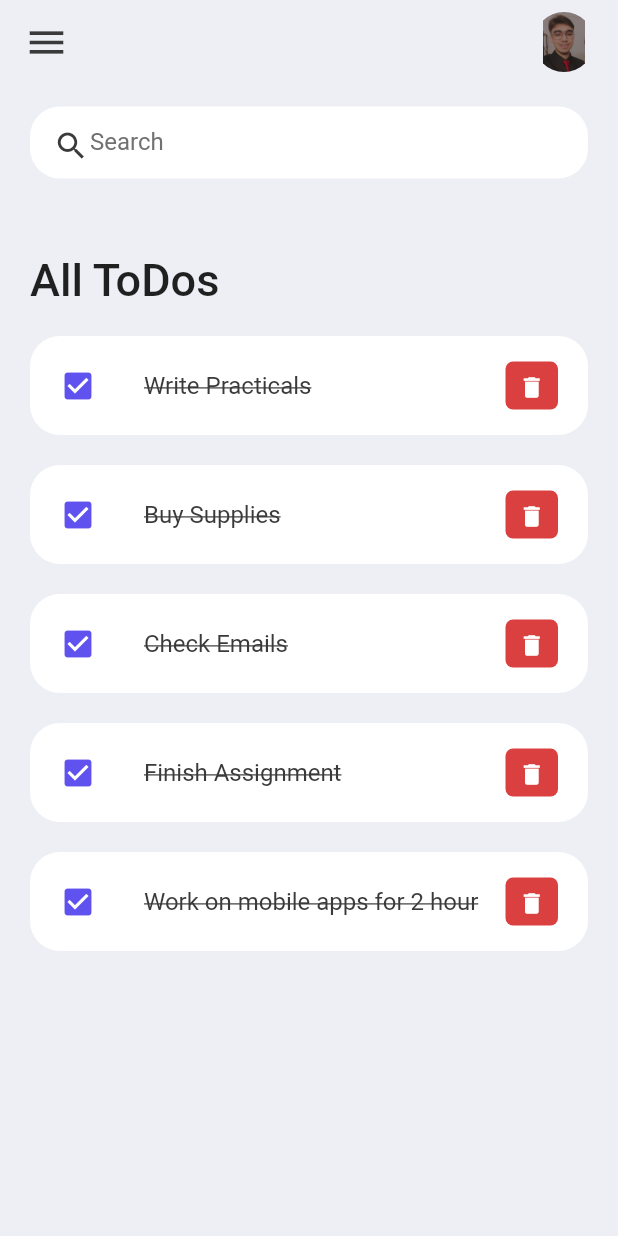
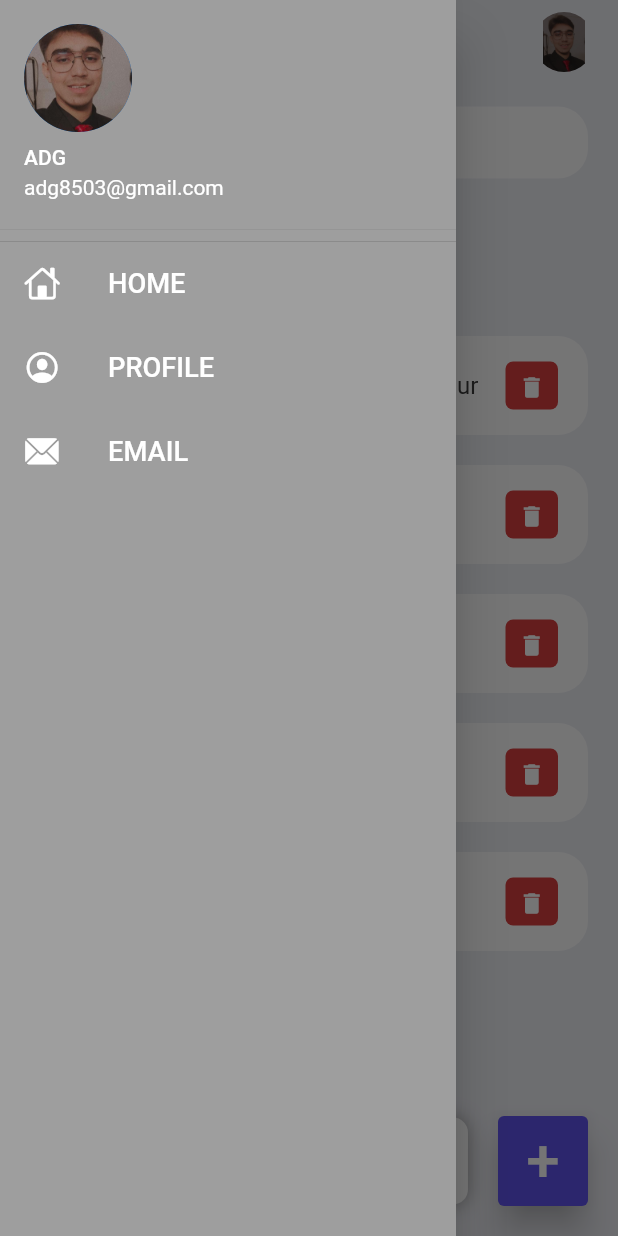
Before and after one commit to git-ADG/ToDo-List, a Flutter app: the screen it shows after launch, with the side drawer open (before the commit the screen has no drawer), on a phone screen of 412 x 824 dp. Run offline on Flutter 3.47's test engine with Material 2 defaults, Android fonts, the phone set to English and light mode, and no system bars.

Commit message:
all features functional

```diff
--- a/lib/model/todo.dart
+++ b/lib/model/todo.dart
@@ -11,8 +11,8 @@ class ToDo {
 
   static List<ToDo> todoList() {
     return [
-      ToDo(id: '01', todoText: 'Write Practicals', isDone: true ),
-      ToDo(id: '02', todoText: 'Buy Supplies', isDone: true ),
+      ToDo(id: '01', todoText: 'Write Practicals', ),
+      ToDo(id: '02', todoText: 'Buy Supplies',  ),
       ToDo(id: '03', todoText: 'Check Emails', ),
       ToDo(id: '04', todoText: 'Finish Assignment', ),
       ToDo(id: '05', todoText: 'Work on mobile apps for 2 hour', ),
--- a/lib/screens/home.dart
+++ b/lib/screens/home.dart
@@ -1,19 +1,36 @@
+import 'package:flutter/cupertino.dart';
 import 'package:flutter/material.dart';
 import 'package:todo_list/constants/colors.dart';
 import 'package:todo_list/model/todo.dart';
 import 'package:todo_list/widgets/todo_item.dart';
 
-class Home extends StatelessWidget {
+class Home extends StatefulWidget {
    Home({Key? key}) : super(key: key);
 
+  @override
+  State<Home> createState() => _HomeState();
+}
+
+class _HomeState extends State<Home> {
   final todoslist= ToDo.todoList();
+  List<ToDo> _foundToDo=[];
+  final _todoController=TextEditingController();
+
+  @override
+  void initState() {
+    _foundToDo=todoslist;
+    super.initState();
+  }
 
   @override
   Widget build(BuildContext context) {
     return Scaffold(
+      drawer: buildDrawer(),
       backgroundColor: tdBGColor,
       appBar: buildAppBar(),
-      body: Container(
+      body: Stack(
+        children: [
+          Container(
             padding: EdgeInsets.symmetric(horizontal: 20,vertical: 15),
             child: Column(
               children: [
@@ -25,15 +42,152 @@ class Home extends StatelessWidget {
                         margin: EdgeInsets.only(top: 50,bottom: 20),
                         child: Text('All ToDos',style: TextStyle(fontSize: 30,fontWeight: FontWeight.w500),),
                       ),
-                  for(ToDo todo in todoslist)
-                    ToDoItem(toDo: todo,),
+                      for(ToDo todo in _foundToDo.reversed)
+                        ToDoItem(toDo: todo,
+                        onToDoChanged: _handleToDoChange,
+                        onDeleteItem: _deleteToDoItem,),
                     ],
                   ),
                 )
               ],
             ),
           ),
+          Align(
+            alignment: Alignment.bottomCenter,
+            child: Row(
+              children: [
+                Expanded(child: Container(margin: EdgeInsets.only(bottom: 20,left: 20,right: 20),
+                padding: EdgeInsets.symmetric(horizontal: 20,vertical: 5),
+                decoration: BoxDecoration(
+                  color: Colors.white,
+                  boxShadow:const [BoxShadow(color: Colors.grey,offset: Offset(0, 0),
+                  blurRadius: 10,
+                  spreadRadius: 0)],
+                  borderRadius: BorderRadius.circular(10)
+                ),
+                  child: TextField(
+                    controller: _todoController,
+                    decoration: InputDecoration(
+                      hintText: 'Add a new ToDo item',
+                      border: InputBorder.none
+                    ),
+                  ),
+                )
+                ),
+                Container(
+                  margin: EdgeInsets.only(bottom: 20,right: 20),
+                  child: ElevatedButton(
+                    onPressed: (){
+                      _addToDoItem(_todoController.text);
+                    },
+                  style: ElevatedButton.styleFrom(
+                    backgroundColor: tdBlue,
+                    minimumSize: Size(60, 60),
+                    elevation: 10,
+                  ),
+                      child: Text(
+                        '+',
+                        style: TextStyle(fontSize: 40,),
+                      ),),
+                )
+              ],
+            ),
+          )
+        ],
+      ),
     );
+  }
+
+  void _addToDoItem(String toDo){
+    setState(() {
+      todoslist.add(ToDo(id: DateTime.now().millisecondsSinceEpoch.toString(), todoText: toDo));
+    });
+    _todoController.clear();
+  }
+
+  void _runfilter(String enteredKeyword){
+    List<ToDo> results=[];
+    if(enteredKeyword.isEmpty){
+      results= todoslist;
+    }
+    else{
+      results= todoslist.where((item) => item.todoText!.toLowerCase().contains(enteredKeyword.toLowerCase())).toList();
+    }
+
+    setState(() {
+      _foundToDo=results;
+    });
+  }
+
+  Drawer buildDrawer() {
+    return Drawer(
+      child: Container(
+        color: Colors.grey,
+        child: ListView(
+          padding: EdgeInsets.zero,
+          children: [
+            DrawerHeader(
+                margin: EdgeInsets.zero,
+                padding: EdgeInsets.zero,
+                child: UserAccountsDrawerHeader(
+                  accountName: Text("ADG"),
+                  accountEmail: Text("adg8503@gmail.com"),
+                  currentAccountPicture: CircleAvatar(
+                    backgroundImage: AssetImage("assets/images/ADGprofile.jpg"),
+                  ),
+                  decoration: BoxDecoration(color: Colors.grey),
+                )
+            ),
+            ListTile(
+              leading: Icon(CupertinoIcons.home,
+                color: Colors.white,
+              ),
+              title: Text(
+                "HOME",
+                textScaleFactor: 1.3,
+                style: TextStyle(color: Colors.white),
+              ),
+
+            ),
+            ListTile(
+              leading: Icon(CupertinoIcons.profile_circled,
+                color: Colors.white,
+              ),
+              title: Text(
+                "PROFILE",
+                textScaleFactor: 1.3,
+                style: TextStyle(color: Colors.white),
+              ),
+
+            ),
+            ListTile(
+              leading: Icon(CupertinoIcons.mail_solid,
+                color: Colors.white,
+              ),
+              title: Text(
+                "EMAIL",
+                textScaleFactor: 1.3,
+                style: TextStyle(color: Colors.white),
+              ),
+
+            ),
+          ],
+        ),
+      ),
+    );
+  }
+
+  void _handleToDoChange(ToDo toDo){
+    setState(() {
+      toDo.isDone= !toDo.isDone;
+    });
+
+  }
+
+  void _deleteToDoItem(String id){
+    setState(() {
+      todoslist.removeWhere((item) => item.id==id);
+    });
   }
 
   Widget SearchBar(){
@@ -43,6 +197,7 @@ class Home extends StatelessWidget {
           color: Colors.white,
           borderRadius: BorderRadius.circular(20)),
       child: TextField(
+        onChanged: (value)=>_runfilter(value),
         decoration: InputDecoration(
             contentPadding: EdgeInsets.all(0),
             prefixIcon: Icon(
@@ -63,12 +218,12 @@ class Home extends StatelessWidget {
 
   AppBar buildAppBar() {
     return AppBar(
+      iconTheme: IconThemeData(color: Colors.black),
       elevation: 0,
       backgroundColor: tdBGColor,
       title: Row(
-        mainAxisAlignment: MainAxisAlignment.spaceBetween,
+        mainAxisAlignment: MainAxisAlignment.end,
         children: [
-          Icon(Icons.menu,color: tdBlack,size: 30,),
           Container(
             height: 40,
             width: 40,
@@ -76,7 +231,6 @@ class Home extends StatelessWidget {
               borderRadius: BorderRadius.circular(20),
               child: Image.asset('assets/images/ADGprofile.jpg'),
             ),
-
           )
         ],
 
--- a/lib/widgets/todo_item.dart
+++ b/lib/widgets/todo_item.dart
@@ -4,27 +4,32 @@ import 'package:todo_list/model/todo.dart';
 
 class ToDoItem extends StatelessWidget {
   final ToDo toDo;
+  final onToDoChanged;
+  final onDeleteItem;
 
-  const ToDoItem({Key? key,required this.toDo}) : super(key: key);
+  const ToDoItem({Key? key,required this.toDo,required this.onToDoChanged,required this.onDeleteItem}) : super(key: key);
 
   @override
   Widget build(BuildContext context) {
-    return Container(
+    return SingleChildScrollView(
+      child: Container(
         margin: EdgeInsets.only(bottom: 20),
         child: ListTile(
           onTap: (){
-          print('clicked on list item');
+            //print('clicked on list item');
+            onToDoChanged(toDo);
           },
           shape: RoundedRectangleBorder(borderRadius: BorderRadius.circular(20)),
           contentPadding: EdgeInsets.symmetric(horizontal: 20,vertical: 5),
           tileColor: Colors.white,
-        leading: Icon(Icons.check_box,color: tdBlue,),
+          leading: Icon(
+            toDo.isDone? Icons.check_box : Icons.check_box_outline_blank,color: tdBlue,),
           title: Text(
             toDo.todoText!,
             style: TextStyle(
               fontSize: 16,
               color: tdBlack,
-        decoration: TextDecoration.lineThrough),
+          decoration: toDo.isDone? TextDecoration.lineThrough : null),
           ),
           trailing: Container(
             padding: EdgeInsets.all(0),
@@ -36,9 +41,11 @@ class ToDoItem extends StatelessWidget {
             iconSize: 18,
             icon: Icon(Icons.delete),
             onPressed: (){
-            print('clicked on delete icon');
+              //print('clicked on delete icon');
+              onDeleteItem(toDo.id);
             },
           ),),
+        ),
       ),
     );
   }
```
Lines whose indentation alone changed are shown as unchanged.
